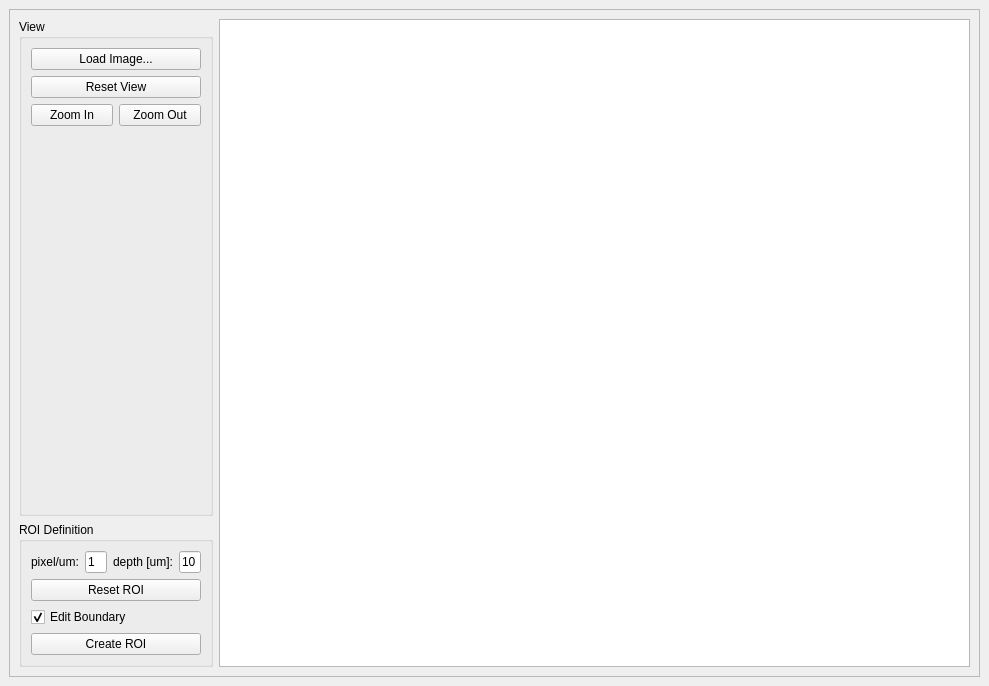
First picture: the form in mainwindow.ui, repository budulus/cells2d3, before the edit.
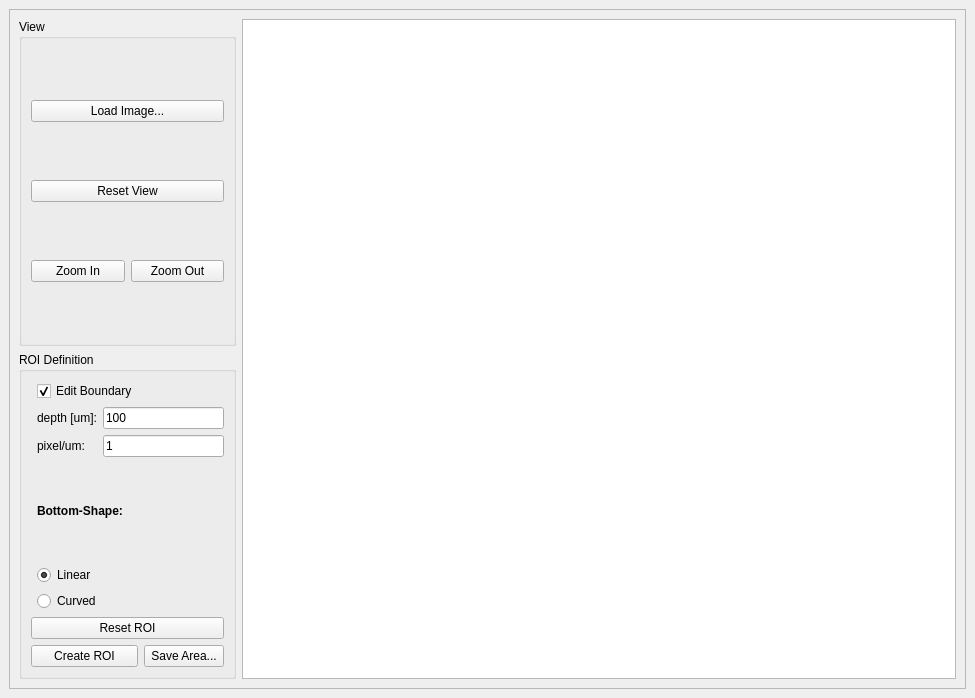
Second picture: the form after the edit.

The edit to the form file:
```diff
--- a/mainwindow.ui
+++ b/mainwindow.ui
@@ -6,8 +6,8 @@
    <rect>
     <x>0</x>
     <y>0</y>
-    <width>989</width>
-    <height>686</height>
+    <width>975</width>
+    <height>698</height>
    </rect>
   </property>
   <property name="windowTitle">
@@ -23,7 +23,14 @@
       <property name="frameShadow">
        <enum>QFrame::Raised</enum>
       </property>
-      <layout class="QGridLayout" name="gridLayout_3" columnstretch="1,5">
+      <layout class="QGridLayout" name="gridLayout_3" columnstretch="0,1">
+       <item row="0" column="1" rowspan="2">
+        <widget class="QGraphicsView" name="graphicsView">
+         <property name="renderHints">
+          <set>QPainter::Antialiasing</set>
+         </property>
+        </widget>
+       </item>
        <item row="0" column="0">
         <widget class="QGroupBox" name="groupBox">
          <property name="title">
@@ -62,75 +69,104 @@
             </item>
            </layout>
           </item>
-          <item>
-           <spacer name="verticalSpacer">
-            <property name="orientation">
-             <enum>Qt::Vertical</enum>
-            </property>
-            <property name="sizeHint" stdset="0">
-             <size>
-              <width>20</width>
-              <height>40</height>
-             </size>
-            </property>
-           </spacer>
-          </item>
          </layout>
         </widget>
        </item>
-       <item row="0" column="1" rowspan="2">
-        <widget class="QGraphicsView" name="graphicsView">
-         <property name="renderHints">
-          <set>QPainter::Antialiasing</set>
-         </property>
-        </widget>
-       </item>
        <item row="1" column="0">
         <widget class="QGroupBox" name="groupBox_2">
          <property name="title">
           <string>ROI Definition</string>
          </property>
-         <layout class="QGridLayout" name="gridLayout_2">
-          <item row="0" column="0">
-           <layout class="QHBoxLayout" name="inputLayout">
-            <item>
+         <layout class="QGridLayout" name="gridLayout_5">
+          <item row="5" column="2">
+           <widget class="QPushButton" name="save_area">
+            <property name="text">
+             <string>Save Area...</string>
+            </property>
+           </widget>
+          </item>
+          <item row="5" column="0" colspan="2">
+           <widget class="QPushButton" name="create_roi_button">
+            <property name="text">
+             <string>Create ROI</string>
+            </property>
+           </widget>
+          </item>
+          <item row="1" column="1" colspan="2">
+           <layout class="QGridLayout" name="gridLayout_2">
+            <item row="0" column="0">
+             <widget class="QLabel" name="depth_label">
+              <property name="text">
+               <string>depth [um]:</string>
+              </property>
+             </widget>
+            </item>
+            <item row="1" column="0">
              <widget class="QLabel" name="pixel_um_label">
               <property name="text">
                <string>pixel/um:</string>
               </property>
              </widget>
             </item>
-            <item>
+            <item row="0" column="1">
+             <widget class="QLineEdit" name="depth_input">
+              <property name="text">
+               <string>100</string>
+              </property>
+             </widget>
+            </item>
+            <item row="1" column="1">
              <widget class="QLineEdit" name="pixel_um_input">
               <property name="text">
                <string>1</string>
               </property>
              </widget>
             </item>
-            <item>
-             <widget class="QLabel" name="depth_label">
-              <property name="text">
-               <string>depth [um]:</string>
-              </property>
-             </widget>
-            </item>
-            <item>
-             <widget class="QLineEdit" name="depth_input">
-              <property name="text">
-               <string>10</string>
-              </property>
-             </widget>
-            </item>
            </layout>
           </item>
-          <item row="1" column="0">
+          <item row="4" column="0" colspan="3">
            <widget class="QPushButton" name="reset_roi_button">
             <property name="text">
              <string>Reset ROI</string>
             </property>
            </widget>
           </item>
-          <item row="2" column="0">
+          <item row="3" column="1" colspan="2">
+           <layout class="QGridLayout" name="gridLayout_4">
+            <item row="0" column="0">
+             <widget class="QLabel" name="label">
+              <property name="font">
+               <font>
+                <family>Arial</family>
+                <weight>75</weight>
+                <bold>true</bold>
+               </font>
+              </property>
+              <property name="text">
+               <string>Bottom-Shape:</string>
+              </property>
+             </widget>
+            </item>
+            <item row="1" column="0">
+             <widget class="QRadioButton" name="radio_linear">
+              <property name="text">
+               <string>Linear</string>
+              </property>
+              <property name="checked">
+               <bool>true</bool>
+              </property>
+             </widget>
+            </item>
+            <item row="2" column="0">
+             <widget class="QRadioButton" name="radio_curved">
+              <property name="text">
+               <string>Curved</string>
+              </property>
+             </widget>
+            </item>
+           </layout>
+          </item>
+          <item row="0" column="1">
            <widget class="QCheckBox" name="edit_boundary_checkbox">
             <property name="text">
              <string>Edit Boundary</string>
@@ -140,13 +176,6 @@
             </property>
            </widget>
           </item>
-          <item row="3" column="0">
-           <widget class="QPushButton" name="create_roi_button">
-            <property name="text">
-             <string>Create ROI</string>
-            </property>
-           </widget>
-          </item>
          </layout>
         </widget>
        </item>
```
